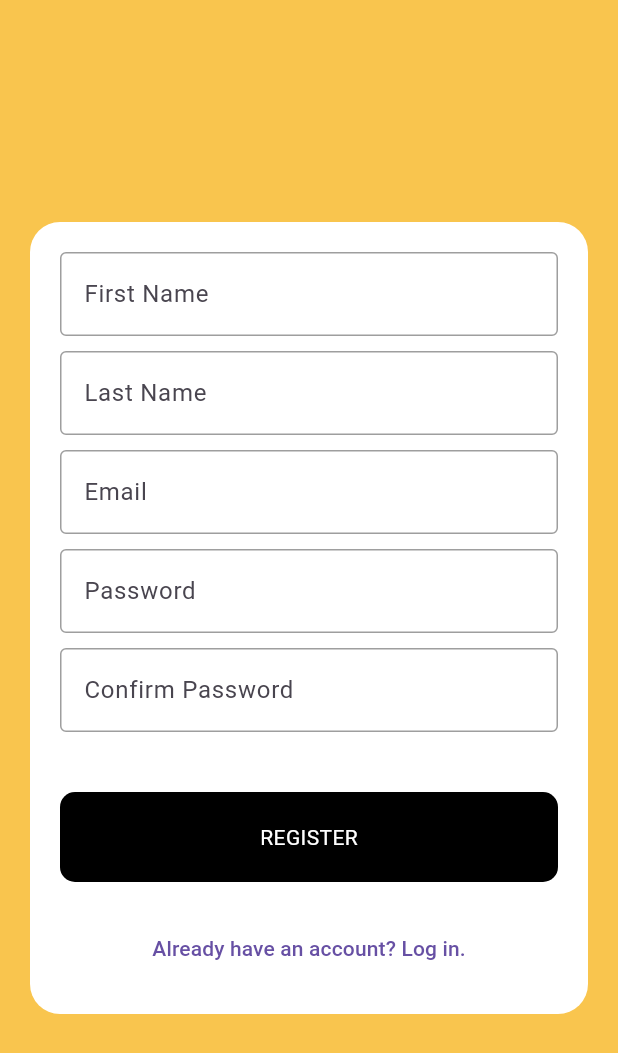
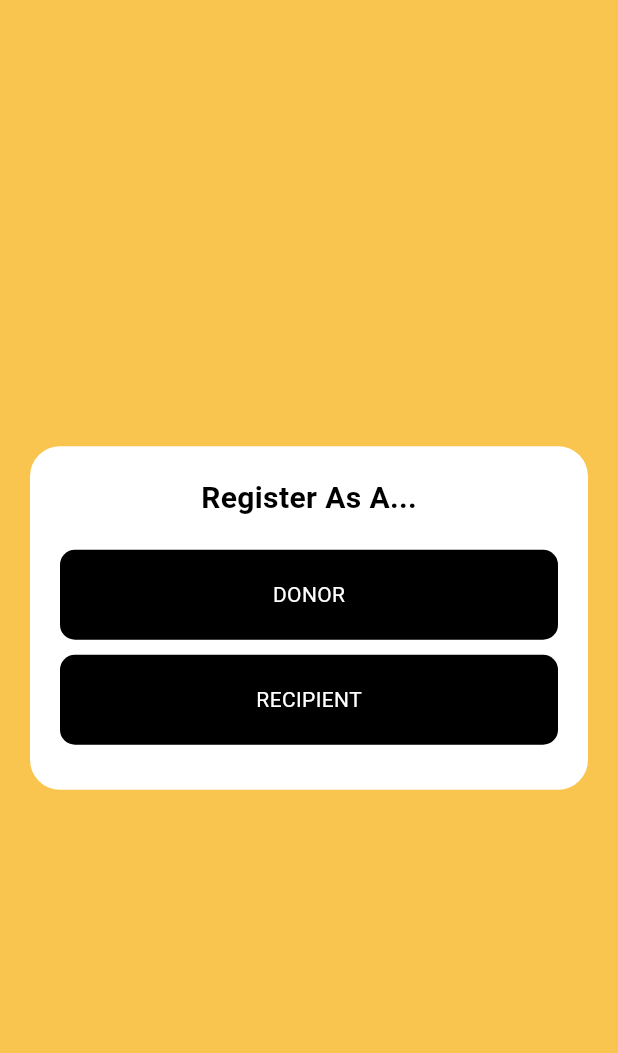
Before and after one commit to team-uplift/uplift, a Flutter app: the screen it shows after launch, after a tap on "Register for an account", on a phone screen of 412 x 824 dp. Shown: the top 1053 px of the screen. Run offline on Flutter 3.47's test engine with Material 3 defaults, Android fonts, the light colour scheme and no system bars; our stand-ins replace carousel_slider, go_router; network calls fail.

Commit message:
add recipient screens and registration screens

```diff
--- a/flutter/lib/main.dart
+++ b/flutter/lib/main.dart
@@ -1,7 +1,9 @@
 import 'package:flutter/material.dart';
 import 'package:go_router/go_router.dart';
+import 'package:uplift/screens/auth/donor_or_recipient.dart';
 import 'package:uplift/screens/auth/login_screen.dart';
-import 'package:uplift/screens/auth/registration_screen.dart';
+import 'package:uplift/screens/auth/donor_registration_screen.dart';
+import 'package:uplift/screens/auth/recipient_registration_screen.dart';
 import 'package:uplift/screens/home/dashboard_screen.dart';
 import 'package:uplift/screens/home/home_screen.dart';
 import 'package:uplift/screens/home/profile_screen.dart';
@@ -25,11 +27,19 @@ final GoRouter _router = GoRouter(
 
     ),
     GoRoute(
-        path: '/registration',
-        name: '/registration',
-        builder: (BuildContext context, GoRouterState state) {
-          return const RegistrationPage();
-        }),
+      path: '/donor_registration',
+      name: '/donor_registration',
+      builder: (BuildContext context, GoRouterState state) {
+        return const DonorRegistrationPage();
+      }
+    ),
+    GoRoute(
+      path: '/recipient_registration',
+      name: '/recipient_registration',
+      builder: (BuildContext context, GoRouterState state) {
+        return const RecipientRegistrationPage();
+      }
+    ),
     GoRoute(
       path: '/home',
       name: '/home',
@@ -65,6 +75,13 @@ final GoRouter _router = GoRouter(
         return const RecipientHome();
       },
     ),
+    GoRoute(
+      path: '/donor_or_recipient',
+      name: '/donor_or_recipient',
+      builder: (BuildContext context, GoRouterState state) {
+        return const DonorOrRecipient();
+      },
+    ),
     // GoRoute(
     //   path: '/recipient_tags',
     //   name: '/recipient_tags',
--- a/flutter/lib/recipients/recipient_history.dart
+++ b/flutter/lib/recipients/recipient_history.dart
@@ -14,7 +14,7 @@ class _RecipientHistoryState extends State<RecipientHistory> {
 
   List<Map<String, String>> historyItems = [
     {"title": "Donation 1", "date": "date", "details": "You received \$50"},
-    {"title": "Donation 2", "date": "date", "details": "You received \$25"},
+    {"title": "Donation 2", "date": "date", "details": "You received \$25", "thankYou": "I really appreciate the help!"},
     {"title": "Donation 3", "date": "date", "details": "You received \$10."},
   ];
 
--- /dev/null
+++ b/flutter/lib/screens/auth/donor_or_recipient.dart
@@ -0,0 +1,66 @@
+import 'package:flutter/material.dart';
+import 'package:go_router/go_router.dart';
+import 'package:uplift/components/standard_button.dart';
+import 'package:uplift/constants/constants.dart';
+
+class DonorOrRecipient extends StatefulWidget {
+  const DonorOrRecipient({super.key});
+
+  @override
+  State<DonorOrRecipient> createState() => _DonorOrRecipientState();
+}
+
+class _DonorOrRecipientState extends State<DonorOrRecipient> {
+  @override
+  Widget build(BuildContext context) {
+    return Scaffold(
+      // appBar: AppBar(
+      //   actions: [
+      //     IconButton(
+      //       onPressed: () {
+      //         context.goNamed('/home');
+      //       },
+      //       icon: const Icon(Icons.logout),
+      //     )
+      //   ],
+      // ),
+      backgroundColor: AppColors.baseYellow,
+      body: Center(
+        child: Padding(
+          padding: const EdgeInsets.only(left: 20, right: 20),
+          child: Container(
+            decoration: BoxDecoration(
+              color: Colors.white,
+              borderRadius: BorderRadius.circular(20),
+            ),
+            padding: const EdgeInsets.all(20),
+            child: Column(
+              mainAxisSize: MainAxisSize.min,
+              children: [
+                const Text(
+                  "Register As A...",
+                  style: TextStyle(
+                    fontSize: 20,
+                    fontWeight: FontWeight.bold,
+                    color: Colors.black,
+                  )
+                ),
+                const SizedBox(
+                  height: 20,
+                ),
+                StandardButton(title: 'DONOR', onPressed: () => context.goNamed('/donor_registration'),),
+                const SizedBox(
+                  height: 10,
+                ),
+                StandardButton(title: 'RECIPIENT', onPressed: () => context.goNamed('/recipient_registration'),),
+                const SizedBox(
+                  height: 10,
+                ),
+              ],
+            ),
+          ),
+        ),
+      ),
+    );
+  }
+}
--- a/flutter/lib/screens/auth/registration_screen.dart
+++ b/flutter/lib/screens/auth/donor_registration_screen.dart
@@ -4,14 +4,14 @@ import 'package:uplift/components/standard_button.dart';
 import 'package:uplift/components/standard_text_field.dart';
 import 'package:uplift/constants/constants.dart';
 
-class RegistrationPage extends StatefulWidget {
-  const RegistrationPage({super.key});
+class DonorRegistrationPage extends StatefulWidget {
+  const DonorRegistrationPage({super.key});
 
   @override
-  State<RegistrationPage> createState() => _RegistrationPageState();
+  State<DonorRegistrationPage> createState() => _DonorRegistrationPageState();
 }
 
-class _RegistrationPageState extends State<RegistrationPage> {
+class _DonorRegistrationPageState extends State<DonorRegistrationPage> {
   @override
   Widget build(BuildContext context) {
     return Scaffold(
@@ -29,6 +29,17 @@ class _RegistrationPageState extends State<RegistrationPage> {
               child: Column(
                 mainAxisSize: MainAxisSize.min,
                 children: [
+                  const Text(
+                    "Donor Registration",
+                    style: TextStyle(
+                      fontSize: 20,
+                      fontWeight: FontWeight.bold,
+                      color: Colors.black,
+                    )
+                  ),
+                  const SizedBox(
+                    height: 20,
+                  ),
                   const StandardTextField(title: 'First Name'),
                   const SizedBox(height: 10),
                   const StandardTextField(title: 'Last Name'),
--- a/flutter/lib/screens/auth/login_screen.dart
+++ b/flutter/lib/screens/auth/login_screen.dart
@@ -49,7 +49,7 @@ class _LoginPageState extends State<LoginPage> {
                   height: 10,
                 ),
                 TextButton(
-                  onPressed: () => context.pushNamed('/registration'),
+                  onPressed: () => context.pushNamed('/donor_or_recipient'),
                   child: const Text('Register for an account'),
                 ),
 
```
Also changed, not shown: flutter/lib/recipients/recipient_history_details.dart (+48 -1 lines), flutter/lib/recipients/recipient_send_thank_you.dart (added, +56 -0 lines), flutter/lib/screens/auth/recipient_registration_screen.dart (added, +68 -0 lines).
